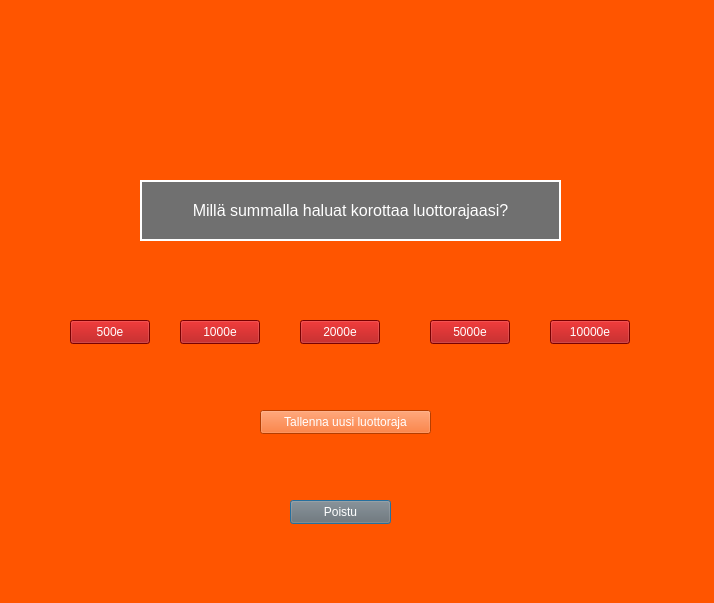
First picture: the form in frontend/luottoraja.ui, repository 22kmo-project/group_8, before the edit.
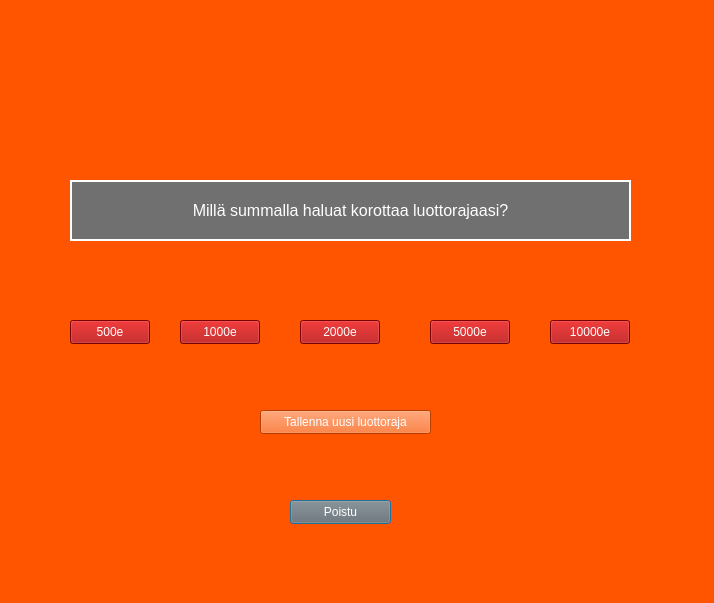
Second picture: the form after the edit.

Commit message: Luottorajan nosto valmis, tilitapahtumien UI:ta fiksattu

Patch:
```diff
--- a/frontend/luottoraja.ui
+++ b/frontend/luottoraja.ui
@@ -121,15 +121,14 @@
   <widget class="QLabel" name="label_luotto">
    <property name="geometry">
     <rect>
-     <x>140</x>
+     <x>70</x>
      <y>180</y>
-     <width>421</width>
+     <width>561</width>
      <height>61</height>
     </rect>
    </property>
    <property name="font">
     <font>
-     <family>Arial</family>
      <pointsize>12</pointsize>
      <bold>false</bold>
     </font>
```
The commit also changes 1 other file.
